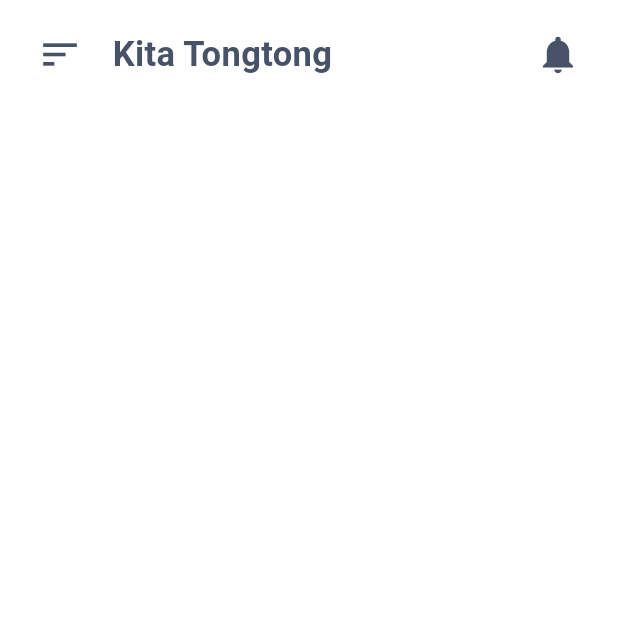
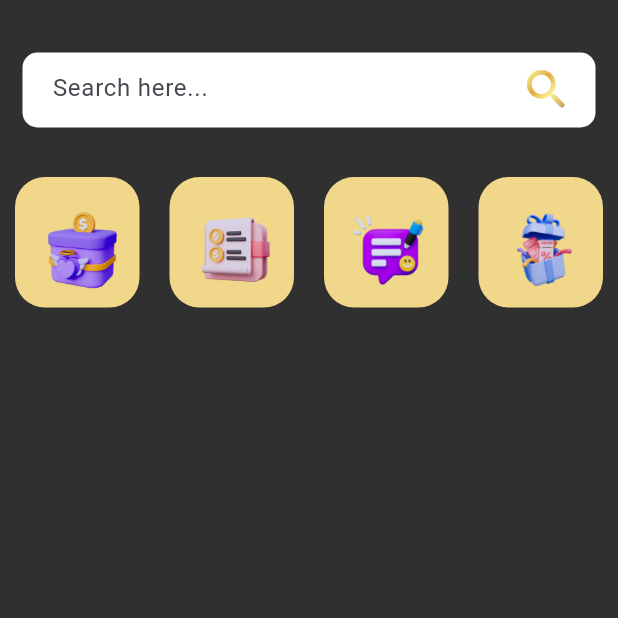
Before and after one commit to intanaqilah-mf/kitatongtong, a Flutter app: the screen it shows after launch, on a phone screen of 412 x 824 dp, the top half of it. Run offline on Flutter 3.47's test engine with Material 3 defaults, Android fonts, the phone set to English and light mode, and no system bars.

Commit message:
Adding icons

```diff
--- a/lib/main.dart
+++ b/lib/main.dart
@@ -11,7 +11,7 @@ class MyApp extends StatelessWidget {
     return MaterialApp(
       debugShowCheckedModeBanner: false,
       theme: ThemeData(
-        scaffoldBackgroundColor: Colors.white,
+        scaffoldBackgroundColor: Color(0xFF303030),
       ),
       routes: {
         "/" : (context) => HomePage(),
--- a/lib/pages/HomePage.dart
+++ b/lib/pages/HomePage.dart
@@ -1,5 +1,6 @@
 import 'package:flutter/material.dart';
 import '../widgets/HomeAppBar.dart';
+import '../widgets/ItemsWidget.dart';
 
 class HomePage extends StatelessWidget {
   @override
@@ -7,7 +8,63 @@ class HomePage extends StatelessWidget {
     return Scaffold(
       body: ListView(
         children: [
-          HomeAppBar(),
+          //HomeAppBar(),
+          Container(
+            padding: EdgeInsets.only(top: 15),
+            child: Column(
+              children: [
+                Container(
+                  margin: EdgeInsets.symmetric(horizontal: 15, vertical: 20),
+                  padding: EdgeInsets.symmetric(horizontal: 15),
+                  height: 50,
+                  decoration: BoxDecoration(
+                    color: Colors.white,
+                    borderRadius: BorderRadius.circular(10),
+                  ),
+                  child: Row(
+                    children: [
+                      Container(
+                        margin: EdgeInsets.only(left: 5),
+                        height: 50,
+                        width: 300,
+                        child: TextFormField(
+                          decoration: InputDecoration(
+                            border: InputBorder.none,
+                            hintText: "Search here...",
+                          ),
+                        ),
+                      ),
+                      Spacer(),
+                      ShaderMask(
+                          shaderCallback: (Rect bounds) {
+                            return LinearGradient(
+                              begin: Alignment.topLeft,
+                              end: Alignment.bottomRight,
+                              stops: [0.16, 0.38, 0.58, 0.88],
+                              colors: [
+                                Color(0xFFF9F295), // Light Yellow
+                                Color(0xFFE0AA3E), // Gold
+                                Color(0xFFF9F295), // Light Yellow
+                                Color(0xFFB88A44), // Brownish Gold
+                              ],
+                            ).createShader(bounds);
+                          },
+                        child: Icon(
+                          Icons.search_rounded,
+                          size: 35,
+                          color: Colors.white,
+                        ),
+                      ),
+                    ],
+                  ),
+                ),
+                Container(
+                  margin: EdgeInsets.only(top: 5),
+                  child: ItemsWidget(),
+                )
+              ],
+            ),
+          ),
         ],
       ),
     );
--- /dev/null
+++ b/lib/widgets/ItemsWidget.dart
@@ -0,0 +1,49 @@
+import 'package:flutter/material.dart';
+
+class ItemsWidget extends StatelessWidget {
+  Widget build(BuildContext context) {
+    return GridView.count(
+      //childAspectRatio: 0.72,
+      physics: NeverScrollableScrollPhysics(),
+      crossAxisCount: 4,
+      shrinkWrap: true,
+      children: [
+        for(int i = 1; i<5; i++)
+          Container(
+            //15:46
+            height: 100,
+            width: 100,
+            padding: EdgeInsets.only(left: 15, right: 10, top: 10),
+            margin: EdgeInsets.symmetric(vertical: 8, horizontal: 10),
+            decoration: BoxDecoration(
+              color: Color(0xFFF1D789),
+              borderRadius: BorderRadius.all(Radius.circular(20)),
+            ),
+            child: Column(
+              mainAxisAlignment: MainAxisAlignment.center,
+              children: [
+              InkWell(
+                onTap: () {
+                  //Navigator.pushNamed(context, itemPage);
+                },
+                child: Container(
+                  margin: EdgeInsets.all(5),
+                  child: SizedBox(
+                    width: 55,
+                    height: 55,
+                    child: Image.asset(
+                      alignment: Alignment.center,
+                      //width: 100,
+                     //height: 100,
+                      "assets/iconhome$i.png",
+                      fit: BoxFit.cover,
+                    ),
+                  ),
+                ),
+              ),
+            ],),
+          ),
+      ],
+    );
+  }
+}
--- a/pubspec.yaml
+++ b/pubspec.yaml
@@ -58,8 +58,8 @@ flutter:
   uses-material-design: true
 
   # To add assets to your application, add an assets section, like this:
-  # assets:
-  #   - images/a_dot_burr.jpeg
+  assets:
+    - assets/
   #   - images/a_dot_ham.jpeg
 
   # An image asset can refer to one or more resolution-specific "variants", see
```
Also changed, not shown: assets/iconhome1.png (added), assets/iconhome2.png (added), assets/iconhome3.png (added), assets/iconhome4.png (added).
